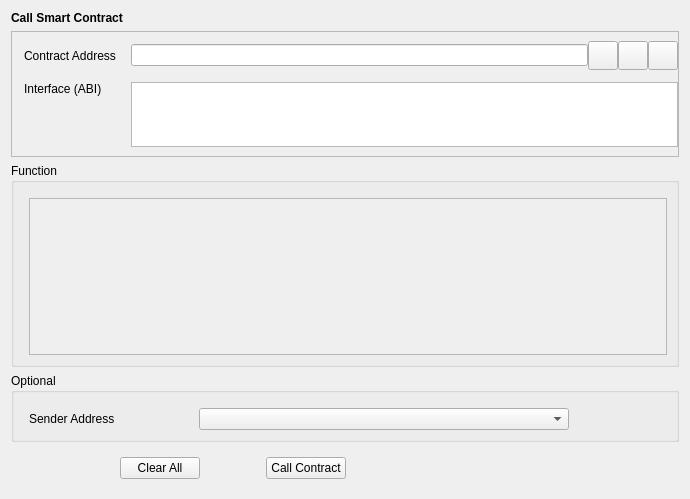
Before: the Qt Designer form src/qt/forms/callcontract.ui in qtumproject/qtum, drawn with Qt 5.
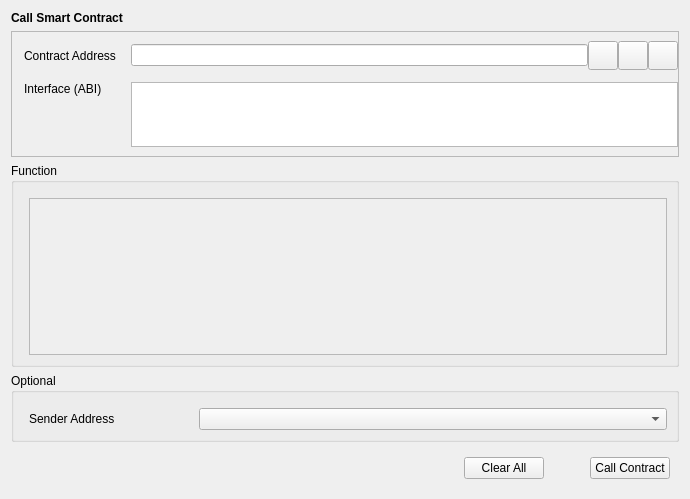
After: the same form once the commit is applied. Custom widgets are drawn as their Qt base class.

```diff
--- a/src/qt/forms/callcontract.ui
+++ b/src/qt/forms/callcontract.ui
@@ -229,12 +229,6 @@
               <height>0</height>
              </size>
             </property>
-            <property name="maximumSize">
-             <size>
-              <width>370</width>
-              <height>16777215</height>
-             </size>
-            </property>
            </widget>
           </item>
           <item row="0" column="0">
@@ -256,19 +250,6 @@
             </property>
            </widget>
           </item>
-          <item row="0" column="2">
-           <spacer name="horizontalSpacer_4">
-            <property name="orientation">
-             <enum>Qt::Horizontal</enum>
-            </property>
-            <property name="sizeHint" stdset="0">
-             <size>
-              <width>0</width>
-              <height>20</height>
-             </size>
-            </property>
-           </spacer>
-          </item>
          </layout>
         </widget>
        </item>
@@ -296,11 +277,11 @@
         <enum>Qt::Horizontal</enum>
        </property>
        <property name="sizeType">
-        <enum>QSizePolicy::Fixed</enum>
+        <enum>QSizePolicy::Expanding</enum>
        </property>
        <property name="sizeHint" stdset="0">
         <size>
-         <width>100</width>
+         <width>40</width>
          <height>20</height>
         </size>
        </property>
@@ -323,7 +304,7 @@
        </property>
        <property name="sizeHint" stdset="0">
         <size>
-         <width>60</width>
+         <width>40</width>
          <height>20</height>
         </size>
        </property>
@@ -336,19 +317,6 @@
        </property>
       </widget>
      </item>
-     <item>
-      <spacer name="horizontalSpacer_2">
-       <property name="orientation">
-        <enum>Qt::Horizontal</enum>
-       </property>
-       <property name="sizeHint" stdset="0">
-        <size>
-         <width>40</width>
-         <height>20</height>
-        </size>
-       </property>
-      </spacer>
-     </item>
     </layout>
    </item>
   </layout>
```
Left out of the diff: 4 changed lines with no effect on the pictures.
